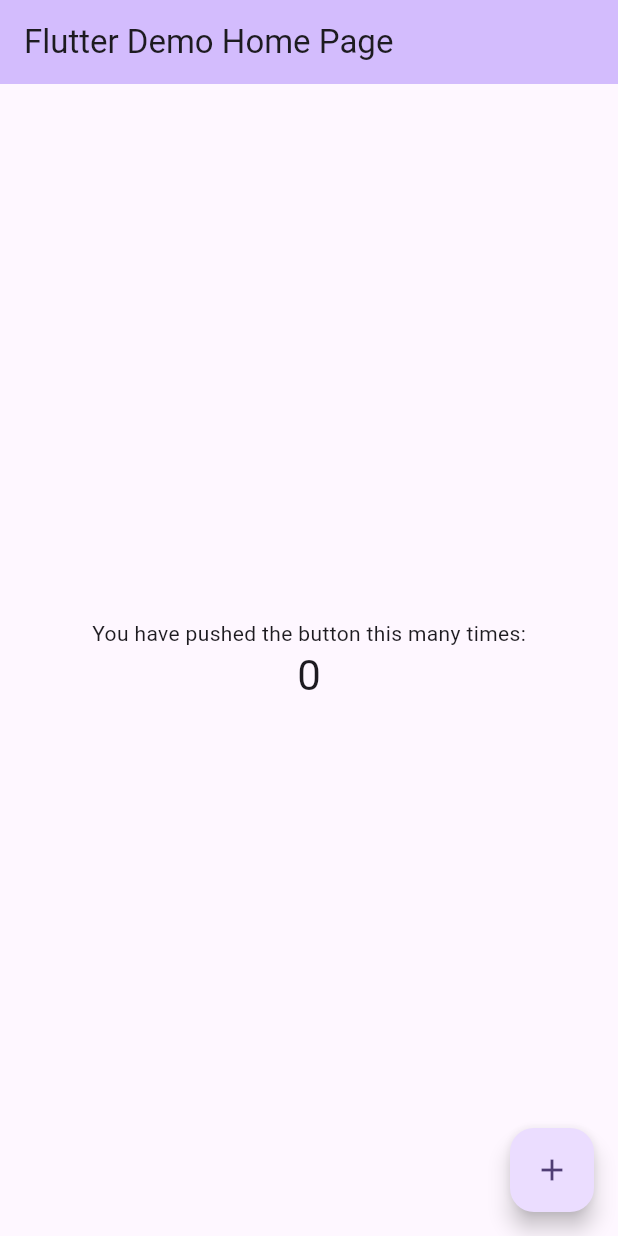
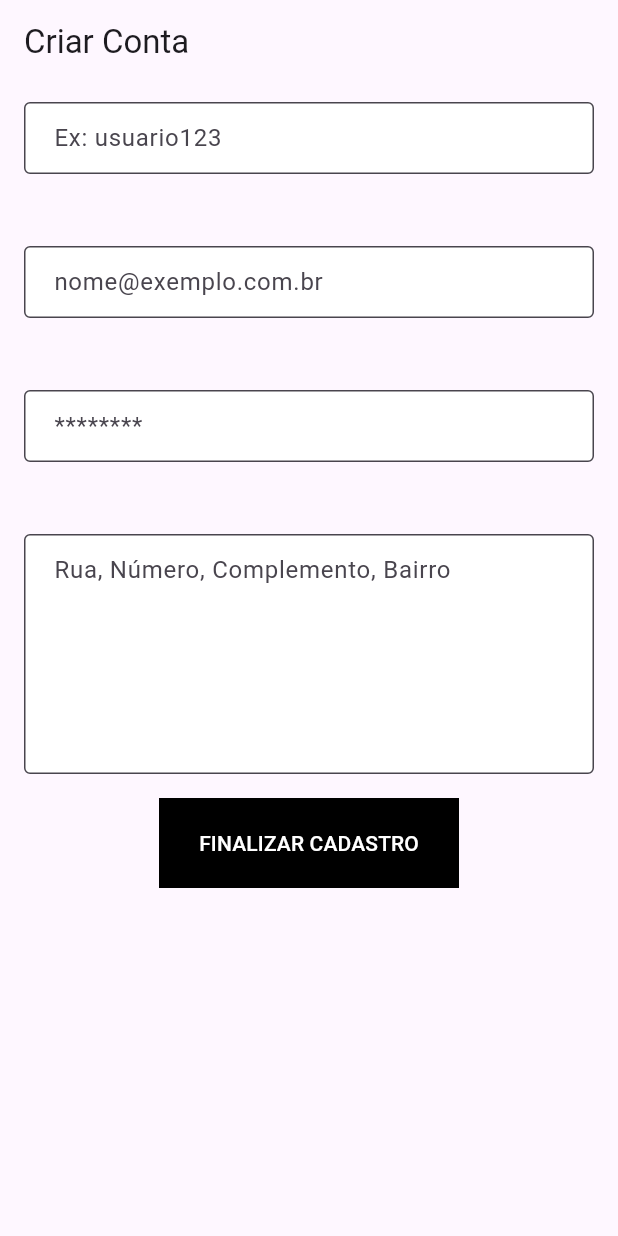
Before and after one commit to felipebitencourtm/tela-cadstro-ecosol, a Flutter app: the screen it shows after launch, on a phone screen of 412 x 824 dp. Run offline on Flutter 3.47's test engine with Material 3 defaults, Android fonts, the phone set to English and light mode, and no system bars; our stand-ins replace email_validator.

Commit message:
feat: estrutura básica flutter frontend

```diff
--- /dev/null
+++ b/mobile_frontend/lib/core/theme/app_theme.dart
@@ -0,0 +1,35 @@
+import 'package:flutter/material.dart';
+
+class AppTheme {
+  static ThemeData get light => ThemeData(
+        colorScheme: ColorScheme.fromSeed(seedColor: Colors.deepPurple),
+        elevatedButtonTheme: ElevatedButtonThemeData(
+          style: ElevatedButton.styleFrom(
+            backgroundColor: Colors.black,
+            foregroundColor: Colors.white,
+            fixedSize: const Size(200, 60),
+            padding: const EdgeInsets.symmetric(horizontal:16, vertical:12),
+            elevation: 0,
+            shape: const LinearBorder(),
+          ),
+        ),
+        inputDecorationTheme: InputDecorationTheme(
+          filled:true,
+          fillColor: Colors.white,
+          contentPadding: const EdgeInsets.symmetric(horizontal:16, vertical:12),
+
+          border: OutlineInputBorder(
+            borderSide: const BorderSide(color: Colors.grey),
+          ),
+
+          errorBorder: OutlineInputBorder(
+            borderSide: const BorderSide(color: Colors.red),
+          ),
+
+          constraints: const BoxConstraints(
+            minHeight: 80.0,
+            maxHeight: 80.0,
+          ),
+        ),
+      );
+}
--- /dev/null
+++ b/mobile_frontend/lib/core/validators/validators.dart
@@ -0,0 +1,23 @@
+import 'package:email_validator/email_validator.dart';
+
+typedef Validator = String? Function(String?);
+
+class Validators {
+  static Validator required(String msg) =>
+      (v) => (v == null || v.trim().isEmpty) ? msg : null;
+
+  static Validator maxLength(int max, String msg) =>
+      (v) => (v != null && v.length > max) ? msg : null;
+
+  static Validator email(String msg) =>
+      (v) => EmailValidator.validate(v?.trim() ?? '') ? null : msg;
+
+  /// Runs validators in order, returns the first error.
+  static Validator compose(List<Validator> validators) => (v) {
+        for (final validate in validators) {
+          final error = validate(v);
+          if (error != null) return error;
+        }
+        return null;
+      };
+}
--- /dev/null
+++ b/mobile_frontend/lib/features/register/register_page.dart
@@ -0,0 +1,90 @@
+import 'package:flutter/material.dart';
+import '../../core/validators/validators.dart';
+import 'widgets/app_text_field.dart';
+
+class RegisterPage extends StatefulWidget {
+  const RegisterPage({super.key});
+  @override
+  State<RegisterPage> createState() => _RegisterPageState();
+}
+
+class _RegisterPageState extends State<RegisterPage> {
+  final _formKey = GlobalKey<FormState>();
+  final _username = TextEditingController();
+  final _email = TextEditingController();
+  final _password = TextEditingController();
+  final _address = TextEditingController();
+
+  @override
+  void dispose() {
+    _username.dispose();
+    _email.dispose();
+    _password.dispose();
+    _address.dispose();
+    super.dispose();
+  }
+
+  void _submit() {
+    if (!_formKey.currentState!.validate()) return;
+    ScaffoldMessenger.of(context).showSnackBar(
+      const SnackBar(content: Text('Cadastro realizado com sucesso.')),
+    );
+  }
+
+  @override
+  Widget build(BuildContext context) {
+    return Scaffold(
+      appBar: AppBar(title: const Text('Criar Conta')),
+      body: Padding(
+        padding: const EdgeInsets.symmetric(horizontal: 16, vertical: 12),
+        child: Form(
+          key: _formKey,
+          child: Column(
+            spacing: 16,
+            children: [
+              AppTextField(
+                controller: _username,
+                hint: 'Ex: usuario123',
+                validator: Validators.compose([
+                  Validators.required('O nome de usuário é obrigatório.'),
+                  Validators.maxLength(100, 'O nome de usuário deve ter no máximo 100 caracteres.'),
+                ]),
+              ),
+              AppTextField(
+                controller: _email,
+                hint: 'nome@exemplo.com.br',
+                validator: Validators.compose([
+                  Validators.required('O e-mail é obrigatório.'),
+                  Validators.email('Formato de e-mail inválido.'),
+                  Validators.maxLength(250, 'O e-mail deve ter no máximo 250 caracteres.'),
+                ]),
+              ),
+              AppTextField(
+                controller: _password,
+                hint: '********',
+                validator: Validators.compose([
+                  Validators.required('A senha é obrigatória.'),
+                  Validators.maxLength(50, 'A senha deve ter no máximo 50 caracteres.'),
+                ]),
+                obscure: true,
+              ),
+              AppTextField(
+                controller: _address,
+                hint: 'Rua, Número, Complemento, Bairro',
+                validator: Validators.compose([
+                  Validators.required('O nome de usuário é obrigatório.'),
+                  Validators.maxLength(250, 'O endereço deve ter no máximo 250 caracteres.'),
+                ]),
+                multiline: true,
+              ),
+              ElevatedButton(
+                onPressed: _submit,
+                child: const Text('FINALIZAR CADASTRO'),
+              ),
+            ],
+          ),
+        ),
+      ),
+    );
+  }
+}
--- /dev/null
+++ b/mobile_frontend/lib/features/register/widgets/app_text_field.dart
@@ -0,0 +1,36 @@
+import 'package:flutter/material.dart';
+import '../../../core/validators/validators.dart';
+
+class AppTextField extends StatelessWidget {
+  const AppTextField({
+    super.key,
+    required this.controller,
+    required this.hint,
+    required this.validator,
+    this.obscure = false,
+    this.multiline = false,
+  });
+
+  final TextEditingController controller;
+  final String hint;
+  final Validator validator;
+  final bool obscure;
+  final bool multiline;
+
+  @override
+  Widget build(BuildContext context) {
+    final field = TextFormField(
+      controller: controller,
+      obscureText: obscure,
+      validator: validator,
+      maxLines: multiline ? null : 1,
+      expands: multiline,
+      textAlignVertical: multiline ? TextAlignVertical.top : null,
+      decoration: InputDecoration(hintText: hint),
+    );
+
+    return multiline
+        ? SizedBox(height: 160, child: field)
+        : field;
+  }
+}
--- a/mobile_frontend/lib/main.dart
+++ b/mobile_frontend/lib/main.dart
@@ -1,122 +1,18 @@
 import 'package:flutter/material.dart';
+import 'core/theme/app_theme.dart';
+import 'features/register/register_page.dart';
 
-void main() {
-  runApp(const MyApp());
-}
+void main() => runApp(const MyApp());
 
 class MyApp extends StatelessWidget {
   const MyApp({super.key});
 
-  // This widget is the root of your application.
   @override
   Widget build(BuildContext context) {
     return MaterialApp(
-      title: 'Flutter Demo',
-      theme: ThemeData(
-        // This is the theme of your application.
-        //
-        // TRY THIS: Try running your application with "flutter run". You'll see
-        // the application has a purple toolbar. Then, without quitting the app,
-        // try changing the seedColor in the colorScheme below to Colors.green
-        // and then invoke "hot reload" (save your changes or press the "hot
-        // reload" button in a Flutter-supported IDE, or press "r" if you used
-        // the command line to start the app).
-        //
-        // Notice that the counter didn't reset back to zero; the application
-        // state is not lost during the reload. To reset the state, use hot
-        // restart instead.
-        //
-        // This works for code too, not just values: Most code changes can be
-        // tested with just a hot reload.
-        colorScheme: .fromSeed(seedColor: Colors.deepPurple),
-      ),
-      home: const MyHomePage(title: 'Flutter Demo Home Page'),
+      title: 'Ecosol Digital',
+      theme: AppTheme.light,
+      home: const RegisterPage(),
     );
   }
 }
-
-class MyHomePage extends StatefulWidget {
-  const MyHomePage({super.key, required this.title});
-
-  // This widget is the home page of your application. It is stateful, meaning
-  // that it has a State object (defined below) that contains fields that affect
-  // how it looks.
-
-  // This class is the configuration for the state. It holds the values (in this
-  // case the title) provided by the parent (in this case the App widget) and
-  // used by the build method of the State. Fields in a Widget subclass are
-  // always marked "final".
-
-  final String title;
-
-  @override
-  State<MyHomePage> createState() => _MyHomePageState();
-}
-
-class _MyHomePageState extends State<MyHomePage> {
-  int _counter = 0;
-
-  void _incrementCounter() {
-    setState(() {
-      // This call to setState tells the Flutter framework that something has
-      // changed in this State, which causes it to rerun the build method below
-      // so that the display can reflect the updated values. If we changed
-      // _counter without calling setState(), then the build method would not be
-      // called again, and so nothing would appear to happen.
-      _counter++;
-    });
-  }
-
-  @override
-  Widget build(BuildContext context) {
-    // This method is rerun every time setState is called, for instance as done
-    // by the _incrementCounter method above.
-    //
-    // The Flutter framework has been optimized to make rerunning build methods
-    // fast, so that you can just rebuild anything that needs updating rather
-    // than having to individually change instances of widgets.
-    return Scaffold(
-      appBar: AppBar(
-        // TRY THIS: Try changing the color here to a specific color (to
-        // Colors.amber, perhaps?) and trigger a hot reload to see the AppBar
-        // change color while the other colors stay the same.
-        backgroundColor: Theme.of(context).colorScheme.inversePrimary,
-        // Here we take the value from the MyHomePage object that was created by
-        // the App.build method, and use it to set our appbar title.
-        title: Text(widget.title),
-      ),
-      body: Center(
-        // Center is a layout widget. It takes a single child and positions it
-        // in the middle of the parent.
-        child: Column(
-          // Column is also a layout widget. It takes a list of children and
-          // arranges them vertically. By default, it sizes itself to fit its
-          // children horizontally, and tries to be as tall as its parent.
-          //
-          // Column has various properties to control how it sizes itself and
-          // how it positions its children. Here we use mainAxisAlignment to
-          // center the children vertically; the main axis here is the vertical
-          // axis because Columns are vertical (the cross axis would be
-          // horizontal).
-          //
-          // TRY THIS: Invoke "debug painting" (choose the "Toggle Debug Paint"
-          // action in the IDE, or press "p" in the console), to see the
-          // wireframe for each widget.
-          mainAxisAlignment: .center,
-          children: [
-            const Text('You have pushed the button this many times:'),
-            Text(
-              '$_counter',
-              style: Theme.of(context).textTheme.headlineMedium,
-            ),
-          ],
-        ),
-      ),
-      floatingActionButton: FloatingActionButton(
-        onPressed: _incrementCounter,
-        tooltip: 'Increment',
-        child: const Icon(Icons.add),
-      ),
-    );
-  }
-}
--- a/mobile_frontend/pubspec.yaml
+++ b/mobile_frontend/pubspec.yaml
@@ -34,6 +34,7 @@ dependencies:
   # The following adds the Cupertino Icons font to your application.
   # Use with the CupertinoIcons class for iOS style icons.
   cupertino_icons: ^1.0.8
+  email_validator: ^3.0.0
 
 dev_dependencies:
   flutter_test:
```
Also changed, not shown: mobile_frontend/lib/features/register/widgets/primary_button.dart (added), mobile_frontend/pubspec.lock, 1 other file.
